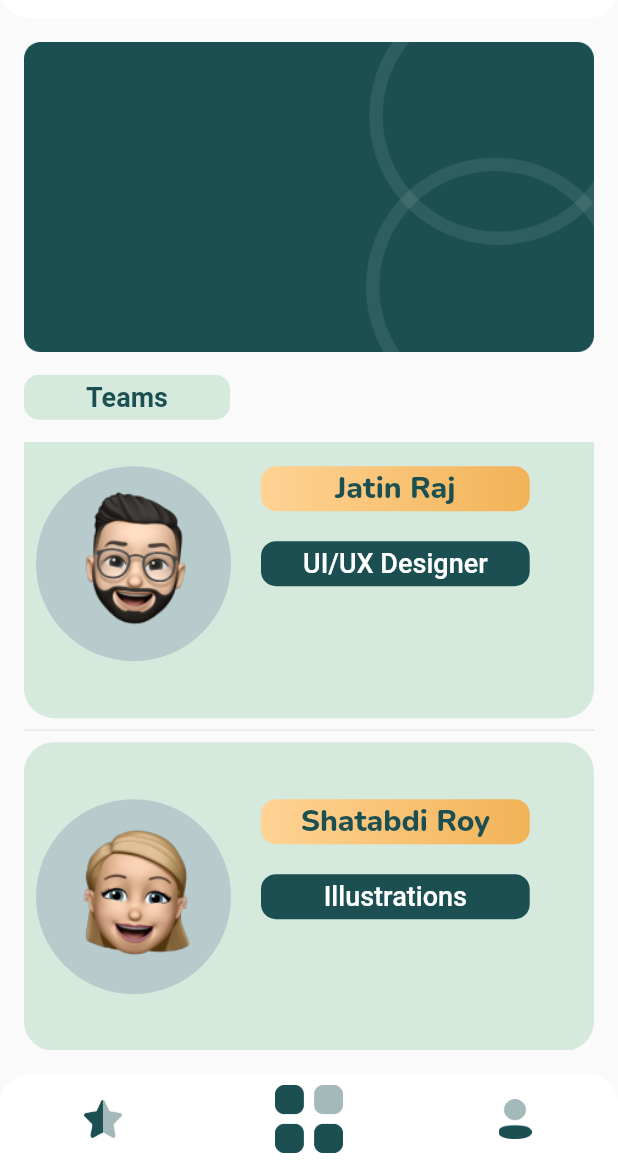
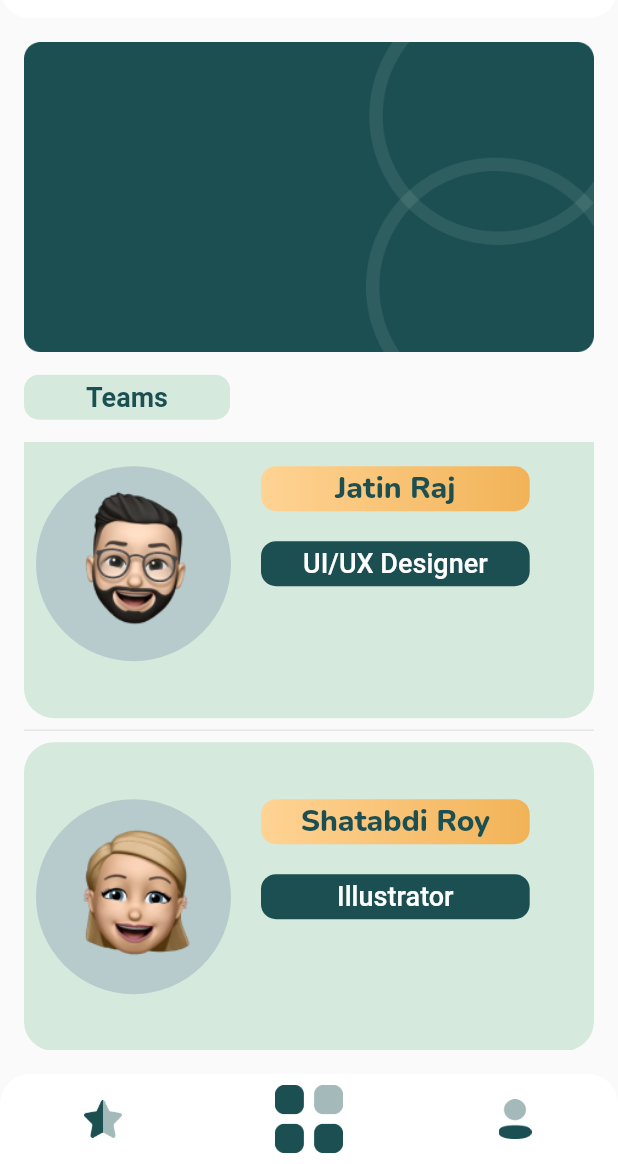
Before and after one commit to thisisamank/Mystic-Wallpaper, a Flutter app: the AboutUsScreen screen opened by its route, scrolled down 244 dp, on a phone screen of 412 x 824 dp, the part 72-1236 px from its top. Run offline on Flutter 3.47's test engine with Material 2 defaults, Android fonts, the phone set to English and light mode, and no system bars; our stand-ins replace cached_network_image, equatable, flutter_cache_manager, flutter_hooks, hooks_riverpod, permission_handler and 2 more; missing offline and left inert: flutter_downloader, wallpaper_manager; network calls fail.

```diff
--- a/lib/config/pallete.dart
+++ b/lib/config/pallete.dart
@@ -8,7 +8,7 @@ class Pallete {
   static const kBlack = Colors.black;
   static const kSidebarCardColor = Color(0xFFF0F0F0);
   static const kPrimaryBlack = Color(0xFF525458);
-  static const kDrawerLogo = Color(0xFF27D858);
+  static const kDrawerLogo = Color(0xFF8EFFBB);
 
   static const kShivaGradientColor = [
     Color(0xFFAEDAF3),
--- a/lib/models/team.dart
+++ b/lib/models/team.dart
@@ -20,7 +20,7 @@ class Team {
     ),
     Team(
       name: "Shatabdi Roy",
-      work: "Illustrations",
+      work: "Illustrator",
       photo: ImageStore.shatabdiPhoto,
     ),
   ];
--- a/lib/screens/set_wallpaper/set_wallpaper_screen.dart
+++ b/lib/screens/set_wallpaper/set_wallpaper_screen.dart
@@ -58,6 +58,8 @@ class SetWallpaperScreen extends StatelessWidget {
                 children: [
                   RawMaterialButton(
                     onPressed: () async {
+                      Toast.show("Setting up wallpaper, please wait!", context);
+
                       var file = await DefaultCacheManager()
                           .getSingleFile(wallpaper.wallpaperImg);
 
```
Also changed, not shown: public/images/category.jpeg (added), public/images/drawer.jpeg (added), public/images/home.jpeg (added), public/images/set-wallpapers.jpeg (added), public/images/show-wallpapers.jpeg (added), 3 other files.
